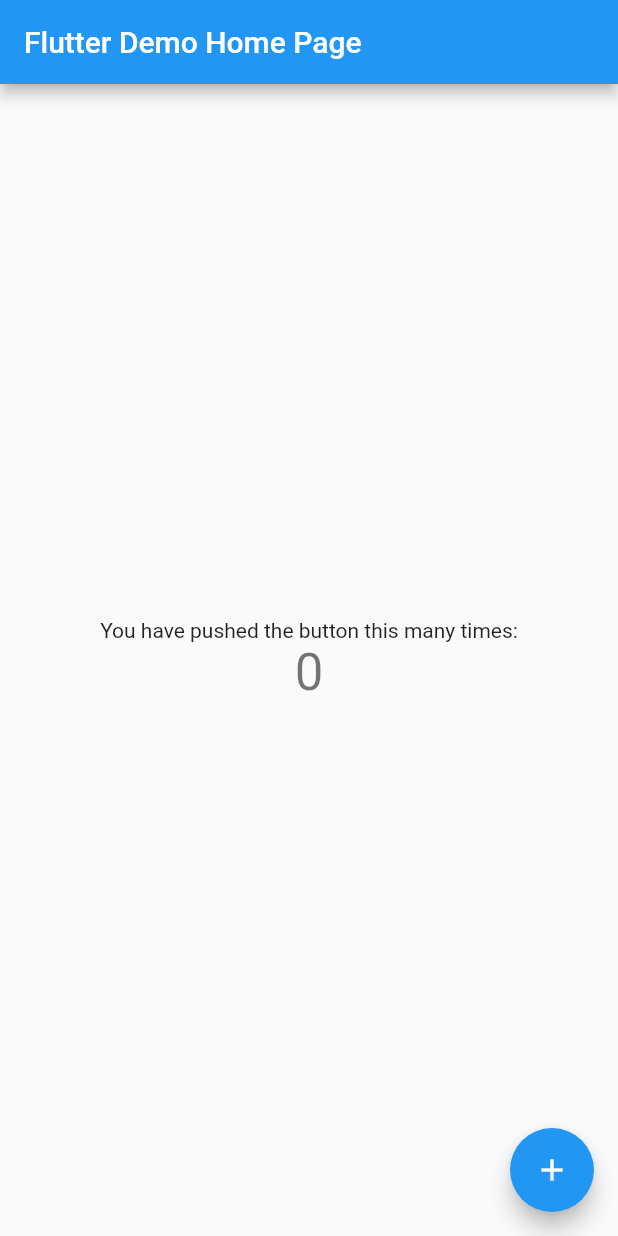
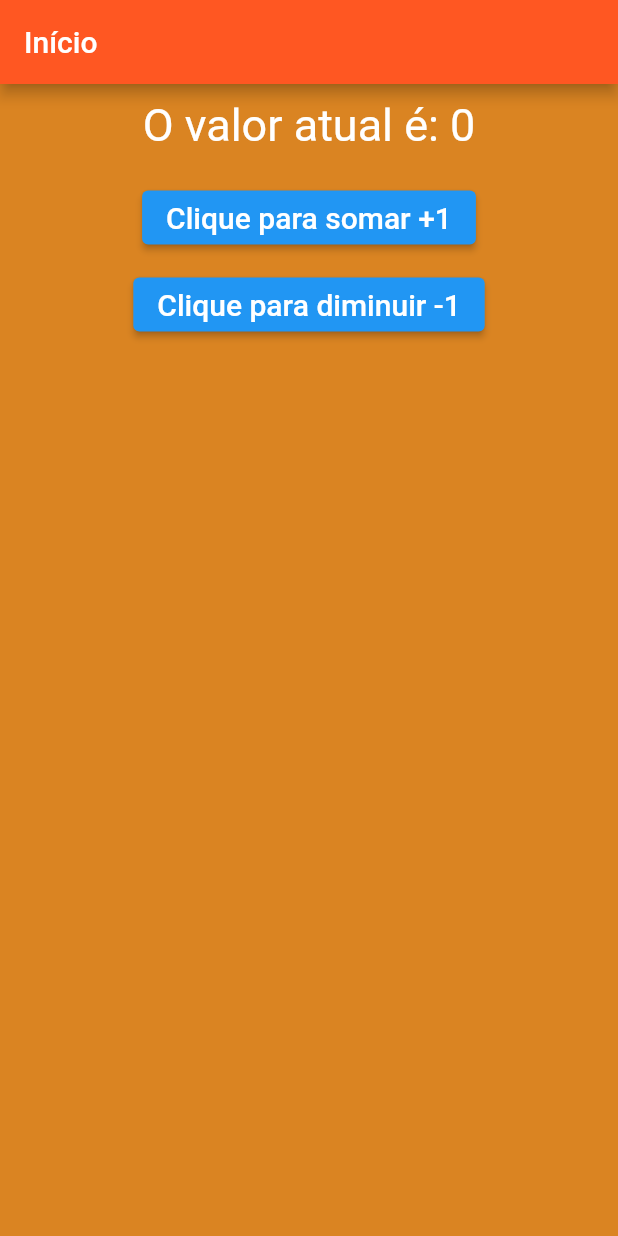
Before and after one commit to xk08/FlutterProjects--Projeto_multiplataforma_flutter, a Flutter app: the screen it shows after launch, on a phone screen of 412 x 824 dp. Run offline on Flutter 3.47's test engine with Material 2 defaults, Android fonts, the phone set to English and light mode, and no system bars; our stand-ins replace flutter_mobx, mobx; generated files the repository leaves out were written again.

Commit message:
Incluindo o Gerenciador de estados mobx + build runner na aplicação +teste básico com contador de cliques

```diff
--- /dev/null
+++ b/lib/home/pages/home_page.dart
@@ -0,0 +1,72 @@
+import 'package:flutter/material.dart';
+import 'package:flutter_mobx/flutter_mobx.dart';
+import 'package:projeto_multiplataformas_flutter/home/stores/page_store.dart';
+
+class HomePage extends StatefulWidget {
+  const HomePage({super.key});
+
+  @override
+  State<HomePage> createState() => _HomePageState();
+}
+
+class _HomePageState extends State<HomePage> {
+  late PageStore pageStore;
+
+  @override
+  void initState() {
+    pageStore = PageStore();
+    super.initState();
+  }
+
+  @override
+  Widget build(BuildContext context) {
+    return Observer(
+      builder: (_) {
+        return Scaffold(
+          backgroundColor: const Color.fromARGB(255, 218, 132, 34),
+          appBar: AppBar(
+            backgroundColor: Colors.deepOrange,
+            title: const Text("Início"),
+          ),
+          body: Center(
+            child: Column(
+              children: [
+                const SizedBox(
+                  height: 10,
+                ),
+                Text(
+                  "O valor atual é: ${pageStore.value}",
+                  style: const TextStyle(color: Colors.white, fontSize: 30),
+                ),
+                const SizedBox(
+                  height: 20,
+                ),
+                ElevatedButton(
+                  onPressed: () {
+                    pageStore.incrementCounter();
+                  },
+                  child: const Text(
+                    "Clique para somar +1",
+                    style: TextStyle(color: Colors.white, fontSize: 20),
+                  ),
+                ),
+                const SizedBox(
+                  height: 10,
+                ),
+                ElevatedButton(
+                  onPressed: () {
+                    pageStore.decrementCounter();
+                  },
+                  child: const Text(
+                    "Clique para diminuir -1",
+                    style: TextStyle(color: Colors.white, fontSize: 20),
+                  ),
+                ),
+              ],
+            ),
+          ),
+        );
+      },
+    );
+  }
+}
--- /dev/null
+++ b/lib/home/stores/page_store.dart
@@ -0,0 +1,21 @@
+// ignore_for_file: library_private_types_in_public_api
+
+import 'package:mobx/mobx.dart';
+part 'page_store.g.dart';
+
+class PageStore = _PageStoreBase with _$PageStore;
+
+abstract class _PageStoreBase with Store {
+  @observable
+  int value = 0;
+
+  @action
+  incrementCounter() {
+    value++;
+  }
+
+  @action
+  decrementCounter() {
+    value--;
+  }
+}
--- a/lib/main.dart
+++ b/lib/main.dart
@@ -1,4 +1,5 @@
 import 'package:flutter/material.dart';
+import 'package:projeto_multiplataformas_flutter/home/pages/home_page.dart';
 
 void main() {
   runApp(const MyApp());
@@ -7,109 +8,14 @@
 class MyApp extends StatelessWidget {
   const MyApp({super.key});
 
-  // This widget is the root of your application.
   @override
   Widget build(BuildContext context) {
     return MaterialApp(
       title: 'Flutter Demo',
       theme: ThemeData(
-        // This is the theme of your application.
-        //
-        // Try running your application with "flutter run". You'll see the
-        // application has a blue toolbar. Then, without quitting the app, try
-        // changing the primarySwatch below to Colors.green and then invoke
-        // "hot reload" (press "r" in the console where you ran "flutter run",
-        // or simply save your changes to "hot reload" in a Flutter IDE).
-        // Notice that the counter didn't reset back to zero; the application
-        // is not restarted.
         primarySwatch: Colors.blue,
       ),
-      home: const MyHomePage(title: 'Flutter Demo Home Page'),
+      home: const HomePage(),
     );
   }
 }
-
-class MyHomePage extends StatefulWidget {
-  const MyHomePage({super.key, required this.title});
-
-  // This widget is the home page of your application. It is stateful, meaning
-  // that it has a State object (defined below) that contains fields that affect
-  // how it looks.
-
-  // This class is the configuration for the state. It holds the values (in this
-  // case the title) provided by the parent (in this case the App widget) and
-  // used by the build method of the State. Fields in a Widget subclass are
-  // always marked "final".
-
-  final String title;
-
-  @override
-  State<MyHomePage> createState() => _MyHomePageState();
-}
-
-class _MyHomePageState extends State<MyHomePage> {
-  int _counter = 0;
-
-  void _incrementCounter() {
-    setState(() {
-      // This call to setState tells the Flutter framework that something has
-      // changed in this State, which causes it to rerun the build method below
-      // so that the display can reflect the updated values. If we changed
-      // _counter without calling setState(), then the build method would not be
-      // called again, and so nothing would appear to happen.
-      _counter++;
-    });
-  }
-
-  @override
-  Widget build(BuildContext context) {
-    // This method is rerun every time setState is called, for instance as done
-    // by the _incrementCounter method above.
-    //
-    // The Flutter framework has been optimized to make rerunning build methods
-    // fast, so that you can just rebuild anything that needs updating rather
-    // than having to individually change instances of widgets.
-    return Scaffold(
-      appBar: AppBar(
-        // Here we take the value from the MyHomePage object that was created by
-        // the App.build method, and use it to set our appbar title.
-        title: Text(widget.title),
-      ),
-      body: Center(
-        // Center is a layout widget. It takes a single child and positions it
-        // in the middle of the parent.
-        child: Column(
-          // Column is also a layout widget. It takes a list of children and
-          // arranges them vertically. By default, it sizes itself to fit its
-          // children horizontally, and tries to be as tall as its parent.
-          //
-          // Invoke "debug painting" (press "p" in the console, choose the
-          // "Toggle Debug Paint" action from the Flutter Inspector in Android
-          // Studio, or the "Toggle Debug Paint" command in Visual Studio Code)
-          // to see the wireframe for each widget.
-          //
-          // Column has various properties to control how it sizes itself and
-          // how it positions its children. Here we use mainAxisAlignment to
-          // center the children vertically; the main axis here is the vertical
-          // axis because Columns are vertical (the cross axis would be
-          // horizontal).
-          mainAxisAlignment: MainAxisAlignment.center,
-          children: <Widget>[
-            const Text(
-              'You have pushed the button this many times:',
-            ),
-            Text(
-              '$_counter',
-              style: Theme.of(context).textTheme.headline4,
-            ),
-          ],
-        ),
-      ),
-      floatingActionButton: FloatingActionButton(
-        onPressed: _incrementCounter,
-        tooltip: 'Increment',
-        child: const Icon(Icons.add),
-      ), // This trailing comma makes auto-formatting nicer for build methods.
-    );
-  }
-}
```
Also changed, not shown: pubspec.yaml (+11 -0 lines), lib/home/stores/page_store.g.dart (added), pubspec.lock.
